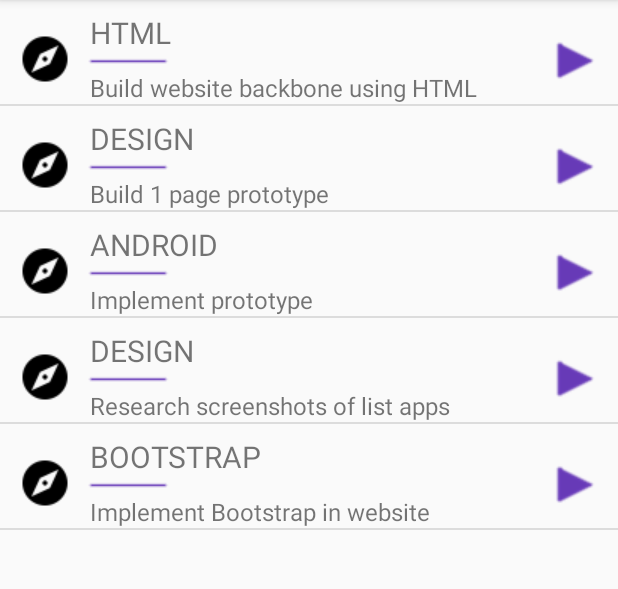
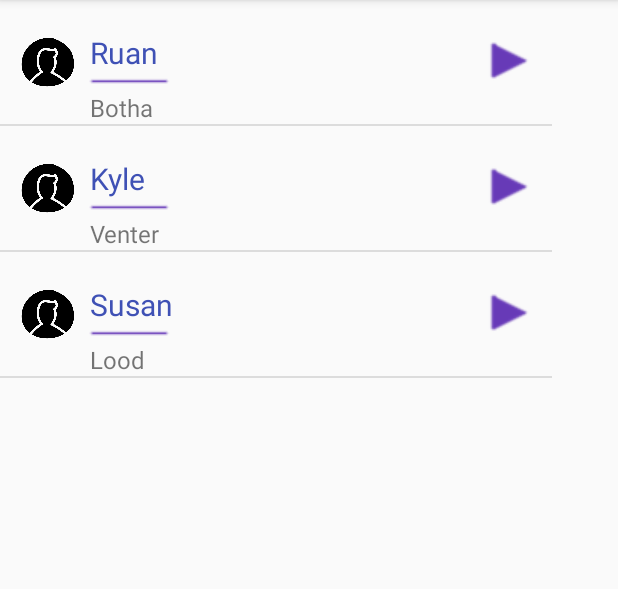
Before and after one commit to disney50/QUEST, an Android app: the screen it shows after launch (MainActivity before the commit, ExplorersActivity after it), on a phone screen of 412 x 824 dp, the part 84-673 px from its top. Run offline under Robolectric (Android 15) with nearby library versions, the light colour scheme and no system bars.

Commit message:
added explorers

```diff
--- a/app/build.gradle
+++ b/app/build.gradle
@@ -22,6 +22,7 @@
     implementation fileTree(dir: 'libs', include: ['*.jar'])
     implementation 'com.android.support:appcompat-v7:26.1.0'
     implementation 'com.android.support.constraint:constraint-layout:1.0.2'
+    implementation 'com.android.support:design:26.1.0'
     testImplementation 'junit:junit:4.12'
     androidTestImplementation 'com.android.support.test:runner:1.0.1'
     androidTestImplementation 'com.android.support.test.espresso:espresso-core:3.0.1'
--- a/app/src/main/AndroidManifest.xml
+++ b/app/src/main/AndroidManifest.xml
@@ -9,14 +9,15 @@
         android:roundIcon="@mipmap/ic_launcher_round"
         android:supportsRtl="true"
         android:theme="@style/AppTheme">
-        <activity android:name=".MainActivity">
+        <activity android:name=".ExplorersActivity">
             <intent-filter>
                 <action android:name="android.intent.action.MAIN" />
 
                 <category android:name="android.intent.category.LAUNCHER" />
             </intent-filter>
         </activity>
-        <activity android:name=".LayoutActivity"></activity>
+        <activity android:name=".MainActivity"></activity>
+
     </application>
 
 </manifest>
--- /dev/null
+++ b/app/src/main/java/com/example/jedidja/quest/Domain/Explorer.java
@@ -0,0 +1,23 @@
+package com.example.jedidja.quest.Domain;
+
+/**
+ * Created by anthoniedeklerk on 2018/02/07.
+ */
+
+public class Explorer {
+   public String Name;
+   public String Surname;
+   public String Email;
+   public Rank Rank;
+   public String Avatar;
+
+   public Explorer (String name, String surname, String email, Rank rank, String avatar )
+   {
+       Name = name;
+       Surname = surname;
+       Email = email;
+       Rank = rank;
+       Avatar = avatar;
+   }
+
+}
--- /dev/null
+++ b/app/src/main/java/com/example/jedidja/quest/Domain/Rank.java
@@ -0,0 +1,9 @@
+package com.example.jedidja.quest.Domain;
+
+/**
+ * Created by anthoniedeklerk on 2018/02/07.
+ */
+
+public enum Rank {
+    ROOKIE, APPRENTICE, JOURNEYMAN, EXPERT, MASTER
+}
--- /dev/null
+++ b/app/src/main/java/com/example/jedidja/quest/ExplorerAdapter.java
@@ -0,0 +1,61 @@
+package com.example.jedidja.quest;
+
+import android.app.Activity;
+import android.content.Context;
+import android.support.annotation.NonNull;
+import android.support.annotation.Nullable;
+import android.view.LayoutInflater;
+import android.view.View;
+import android.view.ViewGroup;
+import android.widget.ArrayAdapter;
+import android.widget.ImageView;
+import android.widget.TextView;
+
+import com.example.jedidja.quest.Domain.Explorer;
+
+/**
+ * Created by anthoniedeklerk on 2018/02/07.
+ */
+
+public class ExplorerAdapter extends ArrayAdapter<Explorer> {
+    private Activity _context;
+    private Explorer[] _explorers;
+
+    public ExplorerAdapter(Activity context, Explorer[] explorers) {
+        super(context,R.layout.explorers_layout, explorers);
+        _context = context;
+        _explorers = explorers;
+
+    }
+
+    @NonNull
+    @Override
+    public View getView(int position, @Nullable View convertView, @NonNull ViewGroup parent) {
+        View r = convertView;
+        ExplorerAdapter.ViewHolder viewHolder = null;
+        if (r == null) {
+            LayoutInflater layoutInflater = _context.getLayoutInflater();
+            r = layoutInflater.inflate(R.layout.explorers_layout, null, true);
+            viewHolder = new ExplorerAdapter.ViewHolder(r);
+            r.setTag(viewHolder);
+        }
+        else {
+            viewHolder = (ExplorerAdapter.ViewHolder) r.getTag();
+        }
+        viewHolder.textExplorerName.setText(_explorers[position].Name);
+        viewHolder.textExplorerSurname.setText(_explorers[position].Surname);
+
+
+
+        return r;
+    }
+
+    class ViewHolder {
+        TextView textExplorerName;
+        TextView textExplorerSurname;
+        ViewHolder(View v) {
+             textExplorerName = v.findViewById(R.id.text_view_explorer_name);
+             textExplorerSurname = v.findViewById(R.id.text_explorer_surname);
+        }
+    }
+}
--- /dev/null
+++ b/app/src/main/java/com/example/jedidja/quest/ExplorersActivity.java
@@ -0,0 +1,36 @@
+package com.example.jedidja.quest;
+
+import android.content.Intent;
+import android.support.v7.app.AppCompatActivity;
+import android.os.Bundle;
+import android.view.View;
+import android.widget.AdapterView;
+import android.widget.ListView;
+import android.widget.Toast;
+
+import com.example.jedidja.quest.Domain.Explorer;
+import com.example.jedidja.quest.StaticRepo.ExplorerRepository;
+
+public class ExplorersActivity extends AppCompatActivity {
+
+    @Override
+    protected void onCreate(Bundle savedInstanceState) {
+        super.onCreate(savedInstanceState);
+        setContentView(R.layout.activity_explorers);
+
+        Explorer[] explorers = new ExplorerRepository().GetAll();
+
+        ListView explorersListView = findViewById(R.id.list_view_explorers);
+        ExplorerAdapter adapter = new ExplorerAdapter(this, explorers);
+        explorersListView.setAdapter(adapter);
+
+        AdapterView.OnItemClickListener itemClickListener = new AdapterView.OnItemClickListener() {
+            @Override
+            public void onItemClick(AdapterView<?> adapterView, View view, int i, long l) {
+                Intent myIntent = new Intent(ExplorersActivity.this, MainActivity.class);
+                startActivity(myIntent);
+            }
+        };
+        explorersListView.setOnItemClickListener(itemClickListener);
+    }
+}
--- /dev/null
+++ b/app/src/main/java/com/example/jedidja/quest/StaticRepo/ExplorerRepository.java
@@ -0,0 +1,21 @@
+package com.example.jedidja.quest.StaticRepo;
+
+import com.example.jedidja.quest.Domain.Explorer;
+import com.example.jedidja.quest.Domain.Rank;
+
+/**
+ * Created by anthoniedeklerk on 2018/02/07.
+ */
+
+public class ExplorerRepository
+{
+    public Explorer[] GetAll()
+    {
+        return new Explorer[]
+                {
+                new Explorer("Ruan","Botha","Botha@gmail.com", Rank.EXPERT,"model1"),
+                new Explorer("Kyle","Venter","Venter@gmail.com", Rank.ROOKIE,"model1"),
+                new Explorer("Susan","Lood","Lood@gmail.com",Rank.APPRENTICE, "model1"),
+                };
+    }
+}
--- a/app/src/main/java/com/example/jedidja/quest/StaticRepo/QuestRepository.java
+++ b/app/src/main/java/com/example/jedidja/quest/StaticRepo/QuestRepository.java
@@ -15,7 +15,8 @@
             new Quest(QuestCategory.DESIGN,  "Build 1 page prototype"),
             new Quest(QuestCategory.ANDROID,   "Implement prototype"),
             new Quest(QuestCategory.DESIGN, "Research screenshots of list apps"),
-                new Quest(QuestCategory.BOOTSTRAP, "Implement Bootstrap in website")
+                new Quest(QuestCategory.BOOTSTRAP, "Implement Bootstrap in website"),
+                new Quest(QuestCategory.BOOTSTRAP, "Get new element")
         };
 
     }
--- /dev/null
+++ b/app/src/main/res/layout/activity_explorers.xml
@@ -0,0 +1,15 @@
+<?xml version="1.0" encoding="utf-8"?>
+<android.support.constraint.ConstraintLayout xmlns:android="http://schemas.android.com/apk/res/android"
+    xmlns:app="http://schemas.android.com/apk/res-auto"
+    xmlns:tools="http://schemas.android.com/tools"
+    android:layout_width="match_parent"
+    android:layout_height="match_parent"
+    tools:context="com.example.jedidja.quest.ExplorersActivity">
+
+    <ListView
+        android:id="@+id/list_view_explorers"
+        android:layout_width="368dp"
+        android:layout_height="495dp"
+        tools:layout_editor_absoluteX="8dp"
+        tools:layout_editor_absoluteY="8dp" />
+</android.support.constraint.ConstraintLayout>
--- /dev/null
+++ b/app/src/main/res/layout/explorers_layout.xml
@@ -0,0 +1,56 @@
+<?xml version="1.0" encoding="utf-8"?>
+<RelativeLayout xmlns:android="http://schemas.android.com/apk/res/android"
+    xmlns:app="http://schemas.android.com/apk/res-auto"
+    android:layout_width="match_parent"
+    android:layout_height="match_parent">
+
+    <ImageView
+        android:id="@+id/image_view_explore"
+        android:layout_width="40dp"
+        android:layout_height="40dp"
+        android:layout_alignParentStart="true"
+        android:layout_alignParentTop="true"
+        android:layout_marginStart="12dp"
+        android:layout_marginTop="21dp"
+        app:srcCompat="@drawable/avatar" />
+
+
+    <TextView
+        android:id="@+id/text_view_explorer_name"
+        android:layout_width="wrap_content"
+        android:layout_height="wrap_content"
+        android:layout_alignTop="@+id/image_view_explore"
+        android:layout_alignStart="@+id/image_view_explore"
+        android:layout_marginStart="48dp"
+        android:textSize="20sp"
+        android:textColor="@color/colorPrimary"
+        android:text="Name" />
+
+    <ImageView
+        android:id="@+id/image_explorer_stripe"
+        android:layout_width="wrap_content"
+        android:layout_height="wrap_content"
+        android:layout_alignStart="@+id/text_view_explorer_name"
+        android:layout_below="@+id/text_view_explorer_name"
+        android:layout_marginStart="-5dp"
+        app:srcCompat="@drawable/stripe_purple_56x0dp" />
+
+    <TextView
+        android:id="@+id/text_explorer_surname"
+        android:layout_width="268dp"
+        android:layout_height="wrap_content"
+        android:layout_alignStart="@+id/text_view_explorer_name"
+        android:layout_below="@+id/image_explorer_stripe"
+        android:text="TextView"
+        android:textSize="16sp" />
+
+    <ImageView
+        android:id="@+id/image_view_arrow"
+        android:layout_width="wrap_content"
+        android:layout_height="wrap_content"
+        android:layout_alignTop="@+id/image_view_explore"
+        android:layout_alignParentEnd="true"
+        android:layout_marginEnd="12dp"
+        app:srcCompat="@drawable/arrow_purple_24dp" />
+
+</RelativeLayout>
--- /dev/null
+++ b/app/src/main/res/values/dimens.xml
@@ -0,0 +1,3 @@
+<resources>
+    <dimen name="fab_margin">16dp</dimen>
+</resources>
--- a/app/src/main/res/values/strings.xml
+++ b/app/src/main/res/values/strings.xml
@@ -1,3 +1,4 @@
 <resources>
     <string name="app_name">QUEST</string>
+    <string name="title_activity_explorer_list_activity">ExplorerListActivity</string>
 </resources>
--- a/app/src/main/res/values/styles.xml
+++ b/app/src/main/res/values/styles.xml
@@ -8,4 +8,13 @@
         <item name="colorAccent">@color/colorAccent</item>
     </style>
 
+    <style name="AppTheme.NoActionBar">
+        <item name="windowActionBar">false</item>
+        <item name="windowNoTitle">true</item>
+    </style>
+
+    <style name="AppTheme.AppBarOverlay" parent="ThemeOverlay.AppCompat.Dark.ActionBar" />
+
+    <style name="AppTheme.PopupOverlay" parent="ThemeOverlay.AppCompat.Light" />
+
 </resources>
```
Also changed, not shown: app/src/main/res/drawable/avatar.png (added).
